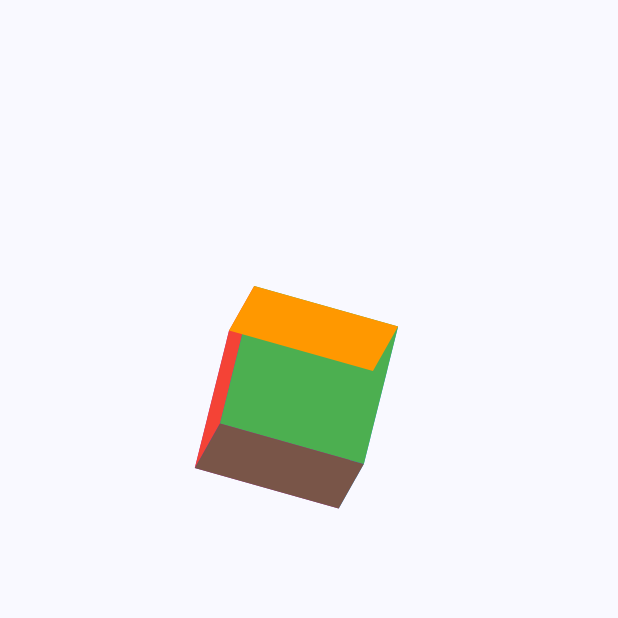
After one commit to hydev777/wt-flutter-samples, a Flutter app: the screen it shows after launch, after a tap on "3D Planes", on a phone screen of 412 x 824 dp, the top half of it. The commit adds this screen. Run offline on Flutter 3.47's test engine with Material 3 defaults, Android fonts, the phone set to English and light mode, and no system bars.

Commit message:
added 3d planes box

```diff
--- a/lib/main.dart
+++ b/lib/main.dart
@@ -7,6 +7,7 @@ import 'dynamic_check_mark.dart';
 import 'flipping_cards.dart';
 import 'half_circle.dart';
 import 'presentation.dart';
+import 'three_d_planes.dart';
 
 void main() {
   runApp(const MyApp());
@@ -119,7 +120,8 @@ class _MyHomePageState extends State<MyHomePage> {
               onPressed: () {
                 Navigator.of(context).push(
                   MaterialPageRoute<void>(
-                    builder: (BuildContext context) => const AnimatedAlignExample1(),
+                    builder: (BuildContext context) =>
+                        const AnimatedAlignExample1(),
                   ),
                 );
               },
@@ -132,11 +134,25 @@ class _MyHomePageState extends State<MyHomePage> {
               onPressed: () {
                 Navigator.of(context).push(
                   MaterialPageRoute<void>(
-                    builder: (BuildContext context) => const AnimatedAlignText(),
+                    builder: (BuildContext context) =>
+                        const AnimatedAlignText(),
                   ),
                 );
               },
               child: const Text('Animated Align Text'),
+            ),
+            const SizedBox(
+              height: 5,
+            ),
+            FilledButton(
+              onPressed: () {
+                Navigator.of(context).push(
+                  MaterialPageRoute<void>(
+                    builder: (BuildContext context) => const ThreeDPlanes(),
+                  ),
+                );
+              },
+              child: const Text('3D Planes'),
             ),
           ],
         ),
--- /dev/null
+++ b/lib/three_d_planes.dart
@@ -0,0 +1,150 @@
+import 'dart:math' show pi;
+import 'package:flutter/material.dart';
+import 'package:vector_math/vector_math_64.dart' show Vector3;
+
+double widthAndHeight = 100;
+
+class ThreeDPlanes extends StatefulWidget {
+  const ThreeDPlanes({super.key});
+
+  @override
+  State<ThreeDPlanes> createState() => _ThreeDPlanesState();
+}
+
+class _ThreeDPlanesState extends State<ThreeDPlanes>
+    with TickerProviderStateMixin {
+  late AnimationController _animationX;
+  late AnimationController _animationY;
+  late AnimationController _animationZ;
+  late Tween<double> _animation;
+
+  @override
+  void initState() {
+    super.initState();
+
+    _animationX = AnimationController(
+      vsync: this,
+      duration: const Duration(seconds: 20),
+    );
+
+    _animationZ = AnimationController(
+      vsync: this,
+      duration: const Duration(seconds: 30),
+    );
+
+    _animationY = AnimationController(
+      vsync: this,
+      duration: const Duration(seconds: 40),
+    );
+
+    _animation = Tween<double>(
+      begin: 0,
+      end: pi * 2,
+    );
+  }
+
+  @override
+  void dispose() {
+    _animationX.dispose();
+    _animationZ.dispose();
+    _animationY.dispose();
+    super.dispose();
+  }
+
+  @override
+  Widget build(BuildContext context) {
+    _animationX
+      ..reset()
+      ..repeat();
+    _animationZ
+      ..reset()
+      ..repeat();
+    _animationY
+      ..reset()
+      ..repeat();
+
+    return Scaffold(
+      body: Column(
+        crossAxisAlignment: CrossAxisAlignment.center,
+        children: [
+          const SizedBox(
+            height: 200,
+            width: double.infinity,
+          ),
+          AnimatedBuilder(
+              animation: Listenable.merge([
+                _animationX,
+                _animationZ,
+                _animationY,
+              ]),
+              builder: (context, widget) {
+                return Transform(
+                  alignment: Alignment.center,
+                  transform: Matrix4.identity()
+                    ..rotateX(_animation.evaluate(_animationX))
+                    ..rotateZ(_animation.evaluate(_animationZ))
+                    ..rotateY(_animation.evaluate(_animationY)),
+                  child: Stack(
+                    children: [
+                      Transform(
+                        alignment: Alignment.center,
+                        transform: Matrix4.identity()
+                          ..translate(
+                            Vector3(0, 0, -widthAndHeight),
+                          ),
+                        child: Container(
+                          color: Colors.purple,
+                          width: widthAndHeight,
+                          height: widthAndHeight,
+                        ),
+                      ),
+                      Transform(
+                        alignment: Alignment.centerLeft,
+                        transform: Matrix4.identity()..rotateY(pi / 2.0),
+                        child: Container(
+                          color: Colors.red,
+                          width: widthAndHeight,
+                          height: widthAndHeight,
+                        ),
+                      ),
+                      Transform(
+                        alignment: Alignment.centerRight,
+                        transform: Matrix4.identity()..rotateY(-pi / 2.0),
+                        child: Container(
+                          color: Colors.blue,
+                          width: widthAndHeight,
+                          height: widthAndHeight,
+                        ),
+                      ),
+                      Container(
+                        color: Colors.green,
+                        width: widthAndHeight,
+                        height: widthAndHeight,
+                      ),
+                      Transform(
+                        alignment: Alignment.topCenter,
+                        transform: Matrix4.identity()..rotateX(-pi / 2.0),
+                        child: Container(
+                          color: Colors.orange,
+                          width: widthAndHeight,
+                          height: widthAndHeight,
+                        ),
+                      ),
+                      Transform(
+                        alignment: Alignment.bottomCenter,
+                        transform: Matrix4.identity()..rotateX(pi / 2.0),
+                        child: Container(
+                          color: Colors.brown,
+                          width: widthAndHeight,
+                          height: widthAndHeight,
+                        ),
+                      ),
+                    ],
+                  ),
+                );
+              }),
+        ],
+      ),
+    );
+  }
+}
--- a/pubspec.yaml
+++ b/pubspec.yaml
@@ -13,6 +13,7 @@ dependencies:
     sdk: flutter
 
   cupertino_icons: ^1.0.6
+  vector_math: ^2.1.4
 
 dev_dependencies:
   flutter_test:
```
Also changed, not shown: pubspec.lock.
